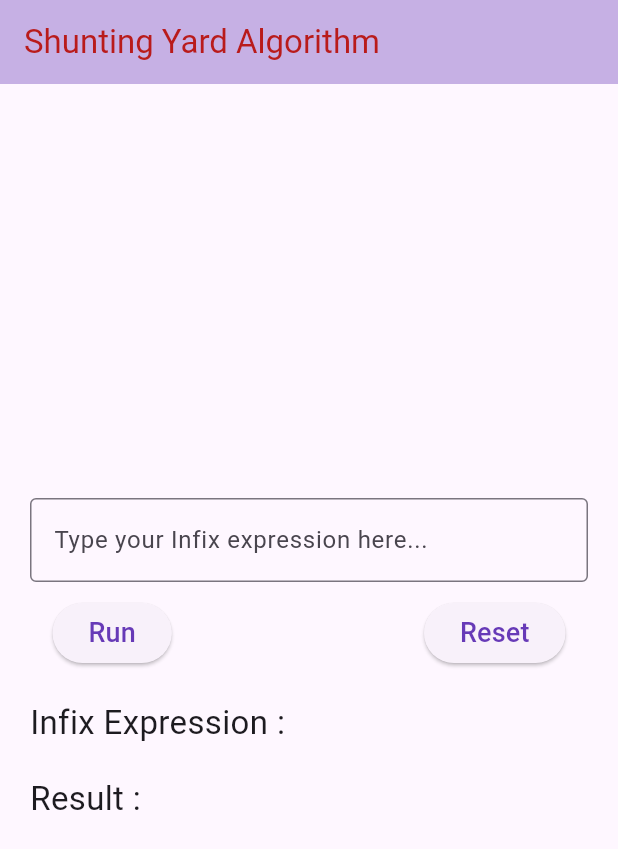
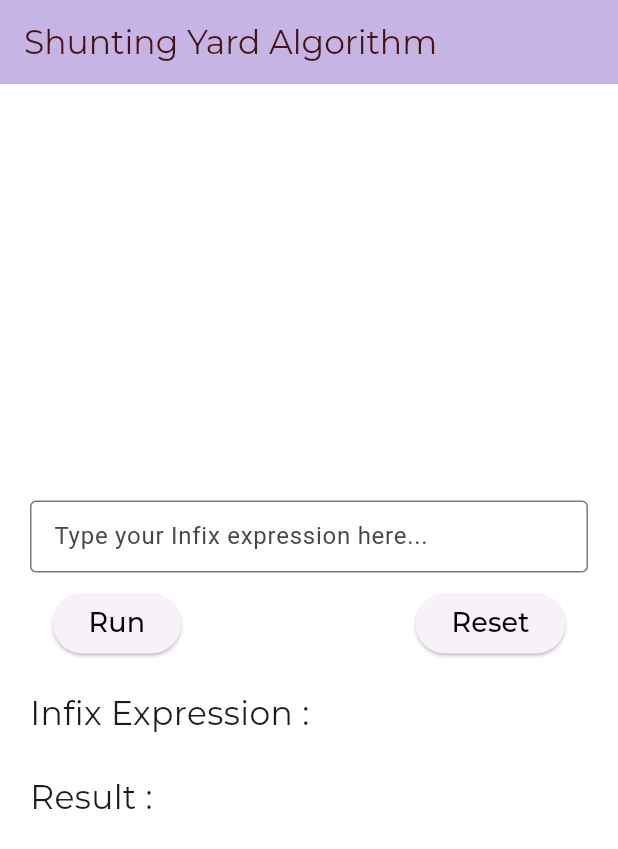
Before and after one commit to sujitha826/shunting-yard-flutter, a Flutter app: the screen it shows after launch, on a phone screen of 412 x 824 dp. Shown: the top 849 px of the screen. Run offline on Flutter 3.47's test engine with Material 2 defaults, Android fonts, the phone set to English and light mode, and no system bars; our stand-ins replace flutter_bloc; project files that could hold a hidden picture were left out.

Commit message:
fonts added and minor changes

```diff
--- /dev/null
+++ b/lib/screens/app_utils.dart
@@ -0,0 +1,5 @@
+import 'package:flutter/material.dart';
+
+const Color colorWhite = Colors.white;
+const Color primaryColor = Color(0xFF5145C1);
+const Color colorGrey = Colors.grey;
--- a/lib/screens/home_bloc_screen.dart
+++ b/lib/screens/home_bloc_screen.dart
@@ -3,6 +3,7 @@ import 'package:flutter_bloc/flutter_bloc.dart';
 
 import 'package:shunting_yard_flutter/constants/app_constants.dart';
 import 'package:shunting_yard_flutter/bloc/shunting_yard_bloc.dart';
+import 'package:shunting_yard_flutter/screens/app_utils.dart';
 
 class HomeBlocScreen extends StatefulWidget {
   const HomeBlocScreen({super.key});
@@ -32,12 +33,15 @@ class _HomeScreenState extends State<HomeBlocScreen> {
     return BlocProvider(
       create: (context) => ShuntingYardBloc(),
       child: Scaffold(
+        backgroundColor: colorWhite,
         appBar: AppBar(
           title: Text(
             TextConstants.appTitle,
+            style: const TextStyle(
+                fontFamily: 'Montserrat', fontWeight: FontWeight.normal),
           ),
           backgroundColor: const Color.fromARGB(96, 104, 58, 183),
-          foregroundColor: const Color.fromARGB(255, 185, 27, 27),
+          foregroundColor: const Color.fromARGB(255, 73, 19, 19),
         ),
         body: BlocConsumer<ShuntingYardBloc, ShuntingYardState>(
           listener: (context, state) {
@@ -74,6 +78,7 @@ class _HomeScreenState extends State<HomeBlocScreen> {
                     inputFormatters: const [],
                     decoration: _buildInputDecoration(),
                     onChanged: _handleInputChange,
+                    cursorColor: Colors.black,
                   ),
                   const SizedBox(
                     height: 10.0,
@@ -93,7 +98,10 @@ class _HomeScreenState extends State<HomeBlocScreen> {
                           child: Text(
                             TextConstants.run,
                             style: const TextStyle(
-                                fontSize: 18, color: Colors.deepPurple),
+                              fontSize: 18,
+                              color: Colors.black,
+                              fontFamily: 'Montserrat',
+                            ),
                           ),
                         ),
                       ),
@@ -110,7 +118,10 @@ class _HomeScreenState extends State<HomeBlocScreen> {
                           child: Text(
                             TextConstants.reset,
                             style: const TextStyle(
-                                fontSize: 18, color: Colors.deepPurple),
+                              fontSize: 18,
+                              color: Colors.black,
+                              fontFamily: 'Montserrat',
+                            ),
                           ),
                         ),
                       ),
@@ -125,6 +136,7 @@ class _HomeScreenState extends State<HomeBlocScreen> {
                         TextConstants.infix,
                         style: const TextStyle(
                           fontSize: 22,
+                          fontFamily: 'Montserrat',
                         ),
                       ),
                       Text(
@@ -136,8 +148,8 @@ class _HomeScreenState extends State<HomeBlocScreen> {
                       ),
                     ],
                   ),
-                  const SizedBox(
-                    height: 20.0,
+                  SizedBox(
+                    height: MediaQuery.of(context).size.height * 0.03,
                   ),
                   Row(
                     children: [
@@ -145,6 +157,7 @@ class _HomeScreenState extends State<HomeBlocScreen> {
                         TextConstants.result,
                         style: const TextStyle(
                           fontSize: 22,
+                          fontFamily: 'Montserrat',
                         ),
                       ),
                       Text(
@@ -195,6 +208,7 @@ class _HomeScreenState extends State<HomeBlocScreen> {
         ),
       ),
       border: const OutlineInputBorder(),
+      isDense: true,
       labelText: TextConstants.enterExpression,
     );
   }
--- a/lib/screens/home_screen.dart
+++ b/lib/screens/home_screen.dart
@@ -1,9 +1,7 @@
 import 'package:flutter/material.dart';
-// import 'package:flutter_bloc/flutter_bloc.dart';
 
 import 'package:shunting_yard_flutter/models/shunting_yard.dart';
 import 'package:shunting_yard_flutter/constants/app_constants.dart';
-// import 'package:shunting_yard_flutter/bloc/shunting_yard_bloc.dart';
 
 class HomeScreen extends StatefulWidget {
   const HomeScreen({super.key});
```
Also changed, not shown: pubspec.yaml (+7 -7 lines), fonts/Montserrat-Regular.ttf (added), fonts/Poppins-Black.ttf (added), fonts/Poppins-Light.ttf (added), fonts/Poppins-Medium.ttf (added), fonts/Poppins-Regular.ttf (added), fonts/Poppins-SemiBold.ttf (added).
